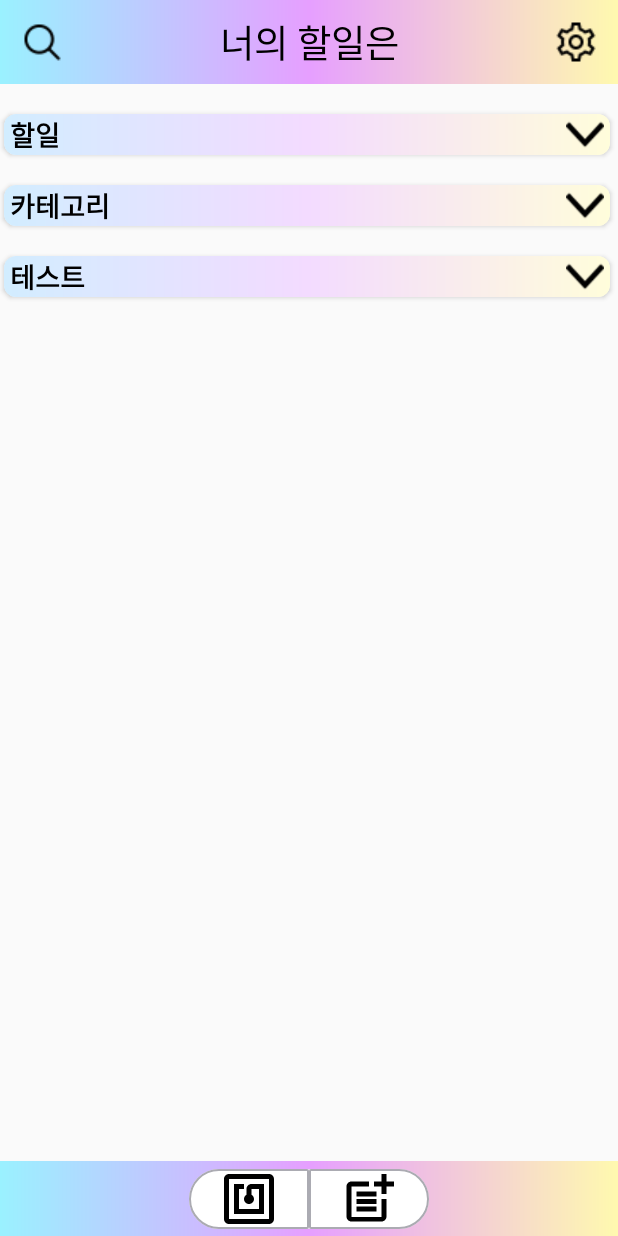
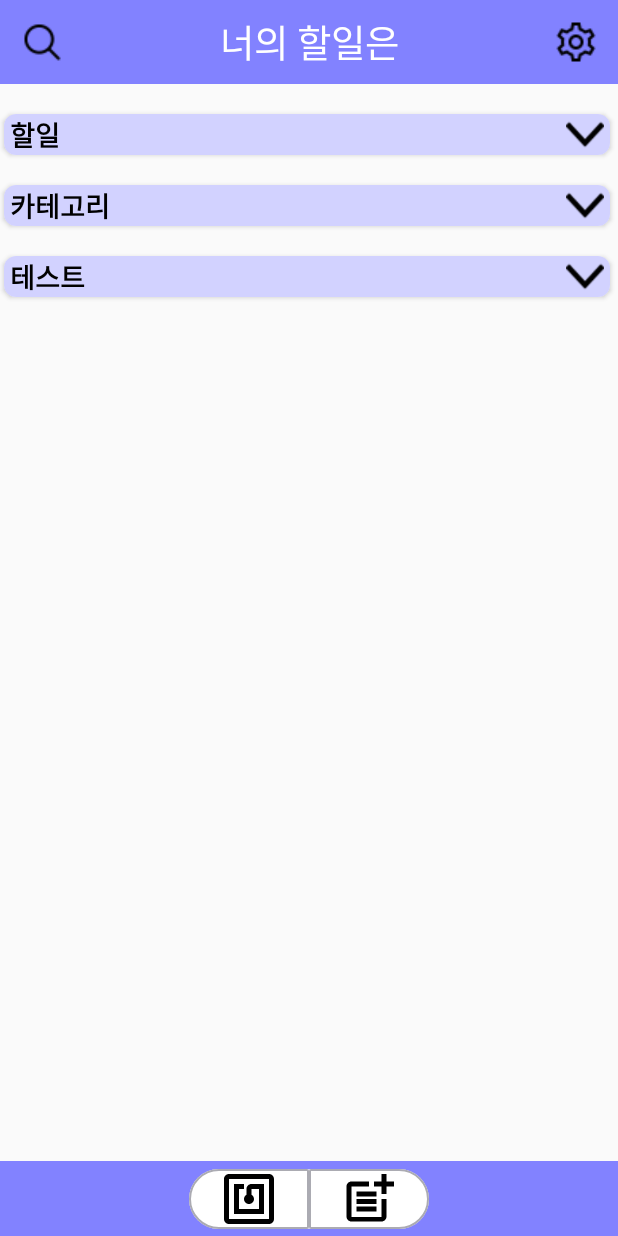
Before and after one commit to xlbatross/memoWithNFC, an Android app: the screen it shows after launch (MainActivity), on a phone screen of 412 x 824 dp. Run offline under Robolectric (Android 15) with nearby library versions, the phone set to English and light mode, and no system bars; Roboto replaces fonts that are not available here.

```diff
--- a/app/src/main/res/drawable/gradient.xml
+++ b/app/src/main/res/drawable/gradient.xml
@@ -1,9 +1,5 @@
 <?xml version="1.0" encoding="utf-8"?>
 <shape xmlns:android="http://schemas.android.com/apk/res/android"
     android:shape="rectangle">
-    <gradient
-        android:startColor="#9AF1FF"
-        android:centerColor="#E69FFF"
-        android:endColor="#FFF9AF"
-        android:angle="0"/>
+    <solid android:color="#8282FF" />
 </shape>
--- a/app/src/main/res/drawable/gradient2.xml
+++ b/app/src/main/res/drawable/gradient2.xml
@@ -1,9 +1,5 @@
 <?xml version="1.0" encoding="utf-8"?>
 <shape xmlns:android="http://schemas.android.com/apk/res/android"
     android:shape="rectangle">
-    <gradient
-        android:startColor="#D2EDFF"
-        android:centerColor="#F3DBFF"
-        android:endColor="#FFFDDB"
-        android:angle="0"/>
+    <solid android:color="#D2D2FF" />
 </shape>
--- a/app/src/main/res/layout/toolbar.xml
+++ b/app/src/main/res/layout/toolbar.xml
@@ -11,7 +11,7 @@
             android:layout_width="wrap_content"
             android:layout_height="wrap_content"
             android:layout_gravity="center"
-            android:textColor="#000000"
+            android:textColor="#FFFFFF"
             android:textStyle="bold"
             android:text="@string/Title"
             android:fontFamily="@font/scdream5"
```
